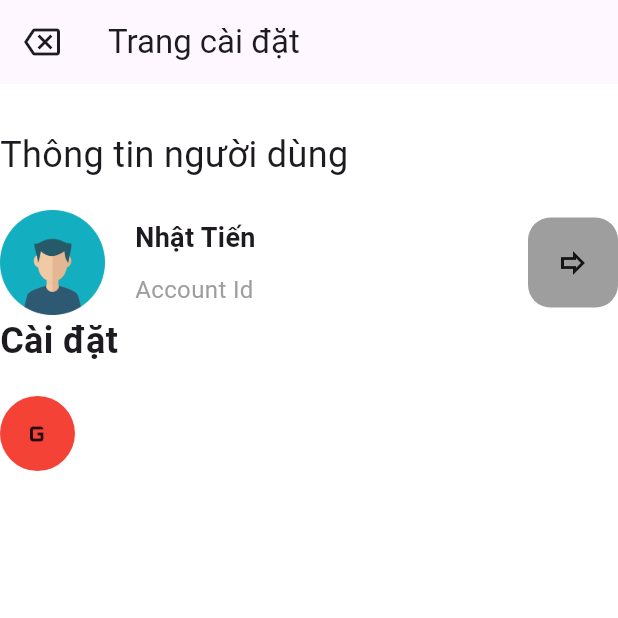
After one commit to TienActor/Flutter_Shoe_selling, a Flutter app: the SettingPage screen opened directly, on a phone screen of 412 x 824 dp, the top half of it. The commit adds this screen. Run offline on Flutter 3.47's test engine with Material 3 defaults, Android fonts, the phone set to English and light mode, and no system bars; our stand-ins replace carousel_slider, flutter_svg, shared_preferences; accounts and stored records are empty.

Commit message:
thiet ke lai folder

```diff
--- a/lib/Config/const.dart
+++ b/lib/Config/const.dart
@@ -5,5 +5,5 @@ const kPrimaryLightColor = Color(0xFFF1E6FF);
 
 const double defaultPadding = 16.0;
 
-const url_image= "assets/images/";
-const url_icon="assets/icon/";
+const urlImage= "assets/images/";
+const urlIcon="assets/icon/";
--- a/lib/Lab_3/dialog_manager.dart
+++ b/lib/Config/dialog_manager.dart
@@ -1,5 +1,5 @@
 import 'package:flutter/material.dart';
-import 'package:tien/Screen/Register/registerPage.dart';
+import 'package:tien/Screen/Register/register_page.dart';
 
 
 class DialogManager {
@@ -37,7 +37,7 @@ class DialogManager {
       backgroundColor: Colors.blue.withOpacity(.8),
       behavior: SnackBarBehavior.floating,
       action: SnackBarAction(label: 'Ok', onPressed: (){
-        Navigator.pushReplacement(context, MaterialPageRoute(builder: (context)=> const registerPage()));
+        Navigator.pushReplacement(context, MaterialPageRoute(builder: (context)=> const RegisterPage()));
       }),
     ));
   }
--- a/lib/Screen/Login/login_screen_top_image.dart
+++ b/lib/Screen/Login/login_screen_top_image.dart
@@ -13,10 +13,7 @@ class LoginScreenTopImage extends StatelessWidget {
   Widget build(BuildContext context) {
     return Column(
       children: [
-        const Text(
-          "Đăng nhập",
-          style: TextStyle(fontWeight: FontWeight.bold),
-        ),
+
         const SizedBox(height: defaultPadding * 2),
         Row(
           children: [
--- /dev/null
+++ b/lib/Screen/Setting/setting_page.dart
@@ -0,0 +1,95 @@
+import 'package:flutter/material.dart';
+
+class SettingPage extends StatefulWidget {
+  const SettingPage({super.key});
+
+  @override
+  State<SettingPage> createState() => _SettingPageState();
+}
+
+class _SettingPageState extends State<SettingPage> {
+  @override
+  Widget build(BuildContext context) => Scaffold(
+        appBar: AppBar(
+          leading: const Icon(Icons.backspace_outlined),
+          title: const Text("Trang cài đặt"),
+        ),
+        body: Column(
+          crossAxisAlignment: CrossAxisAlignment.start,
+          children: [
+            const SizedBox(
+              height: 30,
+            ),
+            const Text(
+              "Thông tin người dùng",
+              style: TextStyle(fontWeight: FontWeight.w400, fontSize: 24),
+            ),
+            const SizedBox(
+              height: 20,
+            ),
+            Container(
+              width: double.infinity,
+              child: Row(
+                children: [
+                  Image.asset(
+                    "assets/images/avata.png",
+                    width: 70,
+                    height: 70,
+                  ),
+                  const SizedBox(
+                    width: 20,
+                  ),
+                  const Column(
+                    crossAxisAlignment: CrossAxisAlignment.start,
+                    children: [
+                      Text(
+                        "Nhật Tiến",
+                        style: TextStyle(
+                            fontSize: 18, fontWeight: FontWeight.bold),
+                      ),
+                      SizedBox(
+                        height: 10,
+                      ),
+                      Text(
+                        "Account Id",
+                        style: TextStyle(color: Colors.grey, fontSize: 16),
+                      )
+                    ],
+                  ),
+                  const Spacer(),
+                  Container(
+                    height: 60,
+                    width: 60,
+                    decoration: BoxDecoration(
+                        color: Colors.grey,
+                        borderRadius: BorderRadius.circular(15)),
+                    child: const Icon(Icons.forward_outlined),
+                  )
+                ],
+              ),
+            ),
+            const Text(
+              "Cài đặt",
+              style: TextStyle(fontWeight: FontWeight.bold, fontSize: 24),
+            ),
+            const SizedBox(height: 20,),
+            Container(
+              width: double.infinity,
+              child: Row(
+                children: [
+                  Container(
+                    height: 50,
+                    width: 50,
+                    decoration: const BoxDecoration(
+                      shape: BoxShape.circle,
+                      color: Colors.red,
+                    ),
+                    child: const Icon(Icons.g_mobiledata_outlined),
+                  )
+                ],
+              ),
+            )
+          ],
+        ),
+      );
+}
--- a/lib/page/casourel.dart
+++ b/lib/page/casourel.dart
@@ -16,7 +16,7 @@ class _CasouPageState extends State<CasouPage> {
 
   @override
   void initState() {
-    // TODO: implement initState
+
     super.initState();
     lstProduct = createDataList(10);
   }
@@ -47,7 +47,7 @@ class _CasouPageState extends State<CasouPage> {
                 child: Stack(
                   children: <Widget>[
                     Image.asset(
-                      url_image + item.img!,
+                      urlImage + item.img!,
                       fit: BoxFit.fitHeight,
                       width: 1000.0,
                     ),
@@ -57,7 +57,7 @@ class _CasouPageState extends State<CasouPage> {
                         right: 0.0,
                         child: Container(
                           decoration: const BoxDecoration(
-                              gradient: const LinearGradient(colors: [
+                              gradient:  LinearGradient(colors: [
                             Color.fromARGB(199, 211, 69, 69),
                             Color.fromARGB(0, 0, 0, 0)
                           ],
--- a/lib/page/list.dart
+++ b/lib/page/list.dart
@@ -30,11 +30,11 @@ class _MyListState extends State<MyList> {
         appBar: AppBar(
           leading: IconButton(
             onPressed: () {
-              Navigator.pushReplacement(context, MaterialPageRoute(builder:(context)=>const GridPage() ));
+              Navigator.pushReplacement(context, MaterialPageRoute(builder:(context)=>const GridPage(token: null,) ));
             },
             icon: const Icon(Icons.arrow_back_outlined),
           ),
-          title: const Text("List view product"),
+          title: const Text("Danh sách sản phẩm"),
         ),
         body: Container(
           padding: const EdgeInsets.all(16),
@@ -56,7 +56,7 @@ class _MyListState extends State<MyList> {
       decoration: BoxDecoration(color: Colors.grey.shade200),
       child: Row(mainAxisAlignment: MainAxisAlignment.start, children: [
         Image.asset(
-          url_image + productModel.img!,
+          urlImage + productModel.img!,
           height: 80,
           width: 80,
           errorBuilder: (context, error, stackTrace) =>
```
Also changed, not shown: lib/Lab_3/setting_page.dart (deleted, +0 -41 lines), lib/Screen/Cart/cartPage.dart (added, +16 -0 lines), lib/Screen/Favorite/favorite.dart (added, +15 -0 lines), lib/Screen/Home/homePage.dart (added, +106 -0 lines), lib/Screen/Login/login_form.dart (+24 -12 lines), lib/Screen/Login/login_screen.dart (+12 -2 lines), lib/Screen/Register/register_page.dart (renamed from lib/Screen/Register/registerPage.dart, +28 -29 lines), lib/Screen/welcome/login_signup_btn.dart (+4 -4 lines), lib/data/model.dart (+63 -5 lines), lib/page/grid.dart (+87 -69 lines), assets/images/avata.png (added).
